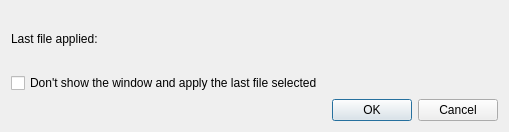
The window that label_connector_dialog_settings.ui (Oslandia/labelconnector) describes before a commit, drawn with Qt 5.
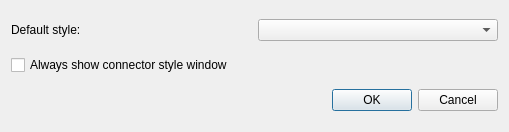
The same window after the commit.

Commit message: rewrite settings dialog. Close #6

```diff
--- a/label_connector_dialog_settings.ui
+++ b/label_connector_dialog_settings.ui
@@ -17,14 +17,7 @@
    <item row="1" column="0">
     <widget class="QLabel" name="label">
      <property name="text">
-      <string>Last file applied:</string>
-     </property>
-    </widget>
-   </item>
-   <item row="1" column="1">
-    <widget class="QLabel" name="lastFile">
-     <property name="text">
-      <string/>
+      <string>Default style:</string>
      </property>
     </widget>
    </item>
@@ -41,10 +34,13 @@
    <item row="2" column="0">
     <widget class="QCheckBox" name="checkBox">
      <property name="text">
-      <string>Don't show the window and apply the last file selected</string>
+      <string>Always show connector style window</string>
      </property>
     </widget>
    </item>
+   <item row="1" column="1">
+    <widget class="QComboBox" name="defaultStyle"/>
+   </item>
   </layout>
  </widget>
  <resources/>
```
The commit also changes 5 other files.
